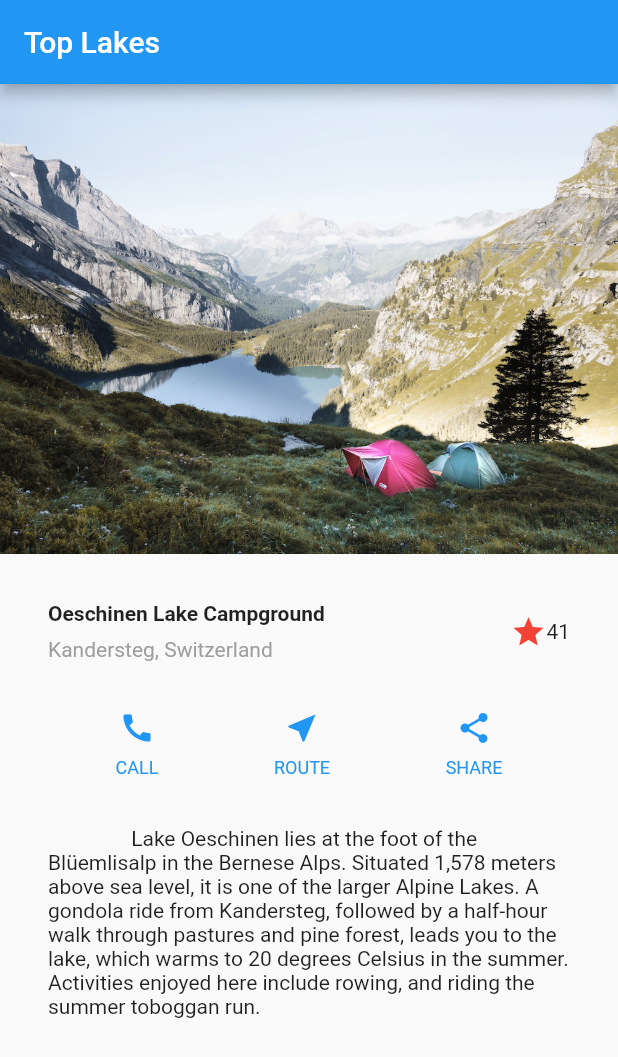
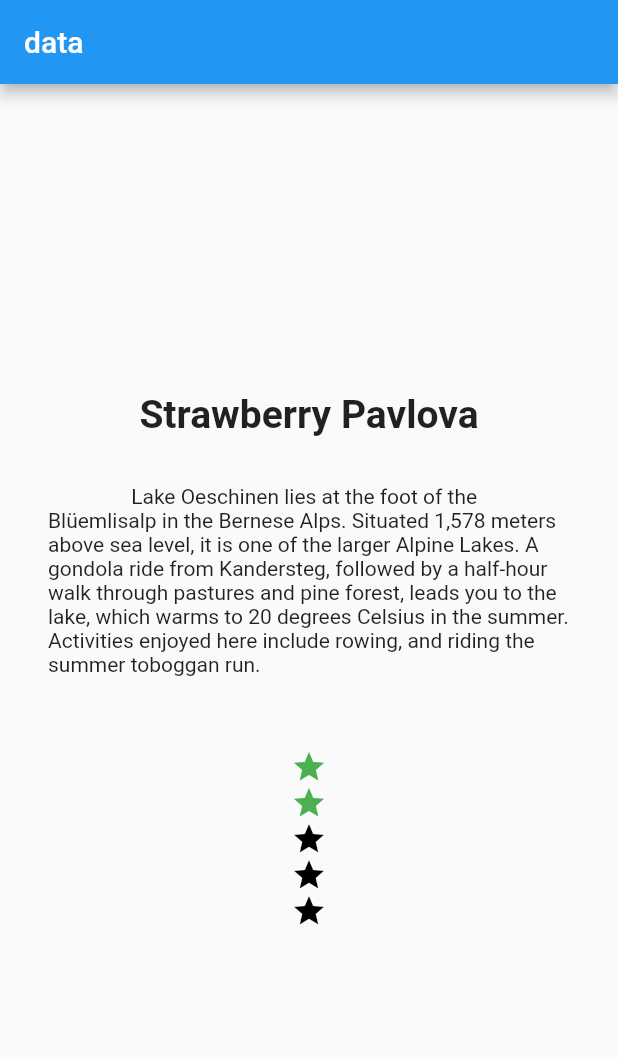
Before and after one commit to pengliheng/flut, a Flutter app: the screen it shows after launch, on a phone screen of 412 x 824 dp. Shown: the top 1057 px of the screen. Run offline on Flutter 3.47's test engine with Material 2 defaults, Android fonts, the phone set to English and light mode, and no system bars.

Commit message:
添加素材

```diff
--- a/lib/main.dart
+++ b/lib/main.dart
@@ -1,39 +1,38 @@
-// This example shows a [Scaffold] with an [AppBar], a [BottomAppBar] and a
-// [FloatingActionButton]. The [body] is a [Text] placed in a [Center] in order
-// to center the text within the [Scaffold] and the [FloatingActionButton] is
-// centered and docked within the [BottomAppBar] using
-// [FloatingActionButtonLocation.centerDocked]. The [FloatingActionButton] is
-// connected to a callback that increments a counter.
-
 import 'package:flutter/material.dart';
 
 void main() => runApp(MyApp());
-// 主模块
 class MyApp extends StatelessWidget {
   // This widget is the root of your application.
   @override
   Widget build(BuildContext context) {
     return MaterialApp(
-      title: 'Flutter Leayout demo',
-      theme: ThemeData(
-        primarySwatch: Colors.blue,
-      ),
       home: Scaffold(
         appBar: AppBar(
-              title: Text('Top Lakes'),
+          title: Text('data'),
         ),
-          body: ListView(
-              children: [
-                Image.asset(
-                    'assets/lake.jpg',
-                    fit: BoxFit.cover,
-                ),
-                TitleSection(),
-                ButtonSection(),
-                TextSection(),
-              ]
+        body: Center(
+          // width: 640,
+          // color: Colors.red,
+          child: Column(
+            mainAxisSize: MainAxisSize.min,
+            children: <Widget>[
+              Text(
+                'Strawberry Pavlova',
+                style: TextStyle(
+                  fontWeight: FontWeight.bold,
+                  fontSize: 26,
                 ),
               ),
+              new TextSection(),
+              new Icon(Icons.star, color: Colors.green[500]),
+              new Icon(Icons.star, color: Colors.green[500]),
+              new Icon(Icons.star, color: Colors.black),
+              new Icon(Icons.star, color: Colors.black),
+              new Icon(Icons.star, color: Colors.black),
+            ],
+          ),
+        ),
+      )
     );
   }
 }
@@ -54,113 +53,22 @@ class TextSection extends StatelessWidget {
     }
 }
 
-// 模块四
-class ButtonSection extends StatelessWidget {
+
+
+class TextContent extends StatelessWidget{
   @override
-    // ButtonColumn({@required this.icon, @required this.label});
-    // final icon
-    // final label
-    Widget build(BuildContext context) {
-        Column buildButtonColumn(IconData icon, String label){
-            Color color = Theme.of(context).primaryColor;
-            return Column(
-                mainAxisSize: MainAxisSize.min,
-                mainAxisAlignment: MainAxisAlignment.center,
-                children: [
-                    Icon(icon, color: color),
-                    Container(
-                        margin: const EdgeInsets.only(top: 8.0),
+  Widget buid(BuildContext context){
+    return Container(
+      padding: const EdgeInsets.all(32.0),
       child: Text(
-                            label,
+        '''
+Lake Oeschinen lies at the foot of the Blüemlisalp in the Bernese Alps. Situated 1,578 meters above sea level, it is one of the larger Alpine Lakes. A gondola ride from Kandersteg, followed by a half-hour walk through pastures and pine forest, leads you to the lake, which warms to 20 degrees Celsius in the summer. Activities enjoyed here include rowing, and riding the summer toboggan run.
+        ''',
+        softWrap: true,
         style: TextStyle(
-                                fontSize: 12.0,
-                                fontWeight: FontWeight.w400,
-                                color: color,
+          fontSize: 16,
         ),
       ),
-                    ),
-                ],
-            );
-        };
-
-        return Container(
-            child: Row(
-                mainAxisAlignment: MainAxisAlignment.spaceEvenly,
-                children: <Widget>[
-                    buildButtonColumn(Icons.call,'CALL'),
-                    buildButtonColumn(Icons.near_me,'ROUTE'),
-                    buildButtonColumn(Icons.share,'SHARE'),
-                ],
-            )
     );
   }
 }
-
-
-// 模块三
-class ButtonColumn extends StatelessWidget {
-    @override
-    var icon;
-    var label;
-    ButtonColumn(@required this.icon, @required this.label);
-    Widget build(BuildContext context) {
-        Color color = Theme.of(context).primaryColor;
-        return Column(
-            mainAxisSize: MainAxisSize.min,
-            mainAxisAlignment: MainAxisAlignment.center,
-            children: [
-                Icon(this.icon, color: color),
-                Container(
-                    margin: const EdgeInsets.only(top: 8.0),
-                    child: Text(
-                        this.label,
-                        style: TextStyle(
-                            fontSize: 12.0,
-                            fontWeight: FontWeight.w400,
-                            color: color,
-                        ),
-                    ),
-                ),
-            ],
-        );
-    }
-}
-
-// 模块二
-class TitleSection extends StatelessWidget {
-    @override
-    Widget build(BuildContext context) {
-        return new Container(
-            padding: const EdgeInsets.all(32.0),
-            child: Row(children: <Widget>[
-                Expanded(
-                    child: Column(
-                        crossAxisAlignment: CrossAxisAlignment.start,
-                        children: <Widget>[
-                            Container(
-                                padding: const EdgeInsets.only(bottom: 8.0),
-                                child: Text(
-                                    'Oeschinen Lake Campground',
-                                    style: TextStyle(
-                                        fontWeight: FontWeight.bold,
-                                    ),
-                                ),
-                            ),
-                            Text(
-                                'Kandersteg, Switzerland',
-                                style: TextStyle(
-                                    color: Colors.grey[500]
-                                ),
-                            )
-                        ],
-                    ),
-                ),
-                Icon(
-                    Icons.star,
-                    color: Colors.red[500],
-                ),
-                Text('41')
-            ],),
-        );
-    }
-}
--- a/pubspec.yaml
+++ b/pubspec.yaml
@@ -40,7 +40,10 @@ flutter:
 
   # To add assets to your application, add an assets section, like this:
   assets:
-   - assets/lake.jpg
+   - assets/1.jpg
+   - assets/2.jpg
+   - assets/3.jpg
+   - assets/4.jpg
   #  - images/a_dot_ham.jpeg
 
   # An image asset can refer to one or more resolution-specific "variants", see
```
Also changed, not shown: assets/2.jpg (renamed from assets/lake.jpg), assets/4.jpg (renamed from assets/my_icon.jpg). Lines whose indentation alone changed are shown as unchanged.
